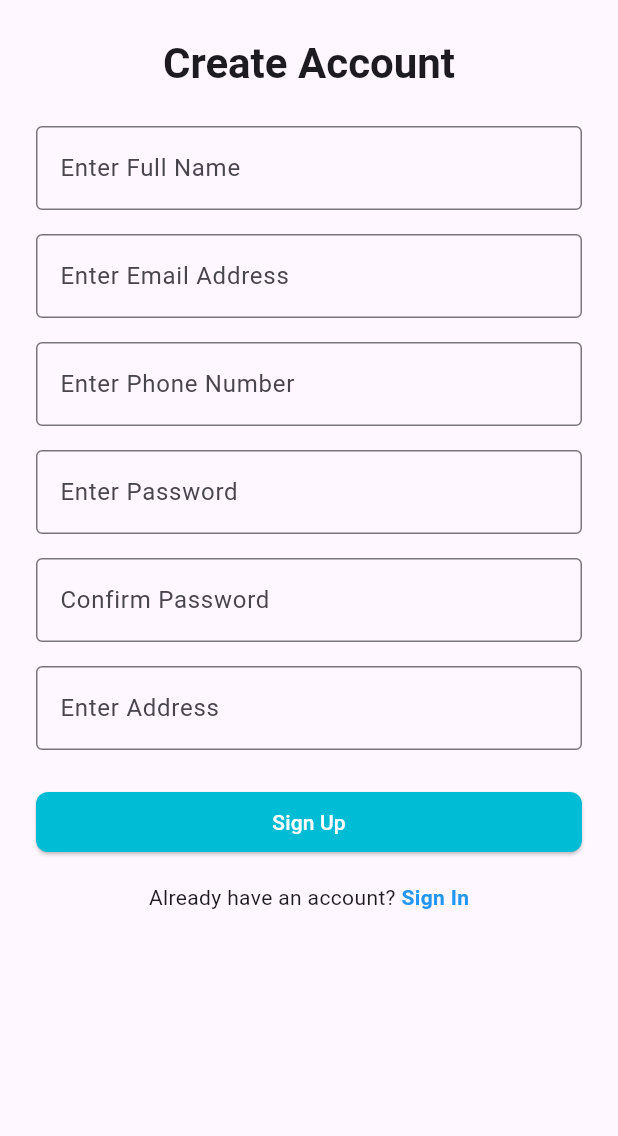
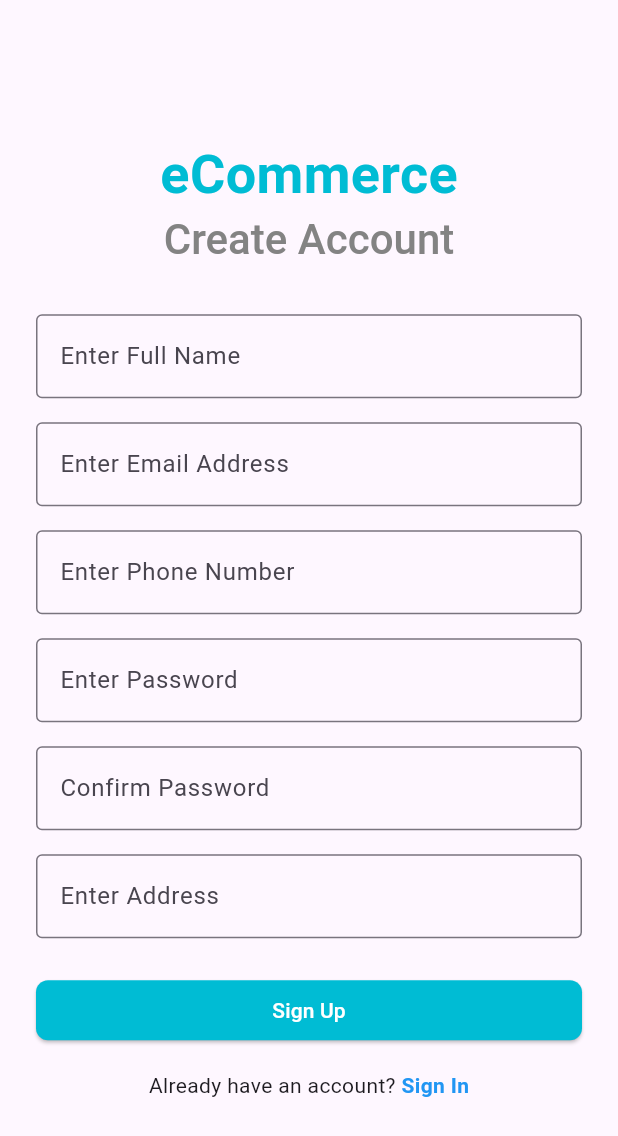
Before and after one commit to iArgho/ecommerce, a Flutter app: the screen it shows after launch, after a tap on "Create one", on a phone screen of 412 x 824 dp. Shown: the top 1136 px of the screen. Run offline on Flutter 3.47's test engine with Material 3 defaults, Android fonts, the phone set to English and light mode, and no system bars; our stand-ins replace carousel_slider, firebase_auth, firebase_core, get; accounts and stored records are empty.

Commit message:
minor changes

```diff
--- a/lib/data/controller/WishlistController.dart
+++ b/lib/data/controller/WishlistController.dart
@@ -2,10 +2,8 @@ import 'package:get/get.dart';
 import 'package:eCommerce/data/model/product_model.dart';
 
 class WishlistController extends GetxController {
-  // Observable list of wishlist items
   var wishlist = <Product>[].obs;
 
-  // Toggle product in wishlist
   void toggleWishlist(Product product) {
     if (wishlist.contains(product)) {
       wishlist.remove(product);
@@ -14,7 +12,6 @@ class WishlistController extends GetxController {
     }
   }
 
-  // Check if product is in wishlist
   bool isInWishlist(Product product) {
     return wishlist.contains(product);
   }
--- a/lib/presentation/screens/auth/signin_screen.dart
+++ b/lib/presentation/screens/auth/signin_screen.dart
@@ -1,3 +1,4 @@
+import 'package:eCommerce/application/theme/app_color.dart';
 import 'package:eCommerce/data/service/auth/auth_service.dart';
 import 'package:eCommerce/presentation/screens/auth/signup_screen.dart';
 import 'package:eCommerce/presentation/screens/bottomscreens/bottom_nav_screen.dart';
@@ -35,25 +36,42 @@ class _SignInScreenState extends State<SignInScreen> {
     return Scaffold(
       body: SafeArea(
         child: Center(
-          child: Padding(
+          child: SingleChildScrollView(
             padding: const EdgeInsets.all(24.0),
             child: Form(
               key: _formKey,
               child: Column(
+                mainAxisAlignment: MainAxisAlignment.center,
                 children: [
+                  const Text(
+                    'eCommerce',
+                    style: TextStyle(
+                      fontSize: 36,
+                      fontWeight: FontWeight.bold,
+                      color: AppColor.primaryColor,
+                    ),
+                  ),
                   Text(
                     'Welcome Back',
                     style: Theme.of(context).textTheme.headlineMedium?.copyWith(
-                      fontWeight: FontWeight.bold,
+                      fontWeight: FontWeight.w500,
+                      color: const Color.fromARGB(255, 131, 131, 131),
                     ),
                   ),
                   const SizedBox(height: 32),
+                  // Email Field
                   TextFormField(
                     controller: _emailController,
                     keyboardType: TextInputType.emailAddress,
-                    decoration: const InputDecoration(
+                    decoration: InputDecoration(
                       hintText: 'Enter Email Address',
-                      border: OutlineInputBorder(),
+                      border: const OutlineInputBorder(),
+                      focusedBorder: OutlineInputBorder(
+                        borderSide: BorderSide(
+                          color: AppColor.primaryColor,
+                          width: 2,
+                        ),
+                      ),
                     ),
                     validator: (text) {
                       if (text?.isEmpty ?? true) {
@@ -66,12 +84,19 @@ class _SignInScreenState extends State<SignInScreen> {
                     },
                   ),
                   const SizedBox(height: 16),
+                  // Password Field
                   TextFormField(
                     controller: _passwordController,
                     obscureText: true,
-                    decoration: const InputDecoration(
+                    decoration: InputDecoration(
                       hintText: 'Enter Password',
-                      border: OutlineInputBorder(),
+                      border: const OutlineInputBorder(),
+                      focusedBorder: OutlineInputBorder(
+                        borderSide: BorderSide(
+                          color: AppColor.primaryColor,
+                          width: 2,
+                        ),
+                      ),
                     ),
                     validator: (text) {
                       if (text == null || text.isEmpty) {
@@ -95,7 +120,7 @@ class _SignInScreenState extends State<SignInScreen> {
                       child: const Text('Login'),
                     ),
                   ),
-                  const Spacer(),
+                  const SizedBox(height: 16),
                   Row(
                     mainAxisAlignment: MainAxisAlignment.center,
                     children: [
@@ -114,6 +139,7 @@ class _SignInScreenState extends State<SignInScreen> {
                       ),
                     ],
                   ),
+                  const SizedBox(height: 100),
                 ],
               ),
             ),
--- a/lib/presentation/screens/auth/signup_screen.dart
+++ b/lib/presentation/screens/auth/signup_screen.dart
@@ -1,3 +1,4 @@
+import 'package:eCommerce/application/theme/app_color.dart';
 import 'package:eCommerce/data/service/auth/auth_service.dart';
 import 'package:eCommerce/presentation/screens/auth/signin_screen.dart';
 import 'package:flutter/material.dart';
@@ -33,29 +34,46 @@ class _SignUpScreenState extends State<SignUpScreen> {
     }
   }
 
+  InputDecoration getInputDecoration(String hint) {
+    return InputDecoration(
+      hintText: hint,
+      border: const OutlineInputBorder(),
+      focusedBorder: OutlineInputBorder(
+        borderSide: BorderSide(color: AppColor.primaryColor, width: 2),
+      ),
+    );
+  }
+
   @override
   Widget build(BuildContext context) {
     return Scaffold(
       body: SafeArea(
+        child: Center(
           child: SingleChildScrollView(
             padding: const EdgeInsets.all(24),
             child: Form(
               key: _formKey,
               child: Column(
                 children: [
+                  const Text(
+                    'eCommerce',
+                    style: TextStyle(
+                      fontSize: 36,
+                      fontWeight: FontWeight.bold,
+                      color: AppColor.primaryColor,
+                    ),
+                  ),
                   Text(
                     'Create Account',
                     style: Theme.of(context).textTheme.headlineMedium?.copyWith(
-                    fontWeight: FontWeight.bold,
+                      fontWeight: FontWeight.w500,
+                      color: const Color.fromARGB(255, 131, 131, 131),
                     ),
                   ),
-                const SizedBox(height: 24),
+                  const SizedBox(height: 32),
                   TextFormField(
                     controller: _nameController,
-                  decoration: const InputDecoration(
-                    hintText: 'Enter Full Name',
-                    border: OutlineInputBorder(),
-                  ),
+                    decoration: getInputDecoration('Enter Full Name'),
                     validator:
                         (text) =>
                             text == null || text.isEmpty
@@ -66,10 +84,7 @@ class _SignUpScreenState extends State<SignUpScreen> {
                   TextFormField(
                     controller: _emailController,
                     keyboardType: TextInputType.emailAddress,
-                  decoration: const InputDecoration(
-                    hintText: 'Enter Email Address',
-                    border: OutlineInputBorder(),
-                  ),
+                    decoration: getInputDecoration('Enter Email Address'),
                     validator: (text) {
                       if (text?.isEmpty ?? true) return 'Enter your email';
                       if (!GetUtils.isEmail(text!)) {
@@ -82,10 +97,7 @@ class _SignUpScreenState extends State<SignUpScreen> {
                   TextFormField(
                     controller: _phoneController,
                     keyboardType: TextInputType.phone,
-                  decoration: const InputDecoration(
-                    hintText: 'Enter Phone Number',
-                    border: OutlineInputBorder(),
-                  ),
+                    decoration: getInputDecoration('Enter Phone Number'),
                     validator: (text) {
                       if (text == null || text.isEmpty) {
                         return 'Enter your phone number';
@@ -100,10 +112,7 @@ class _SignUpScreenState extends State<SignUpScreen> {
                   TextFormField(
                     controller: _passwordController,
                     obscureText: true,
-                  decoration: const InputDecoration(
-                    hintText: 'Enter Password',
-                    border: OutlineInputBorder(),
-                  ),
+                    decoration: getInputDecoration('Enter Password'),
                     validator: (text) {
                       if (text == null || text.isEmpty) {
                         return 'Enter your password';
@@ -118,10 +127,7 @@ class _SignUpScreenState extends State<SignUpScreen> {
                   TextFormField(
                     controller: _confirmPasswordController,
                     obscureText: true,
-                  decoration: const InputDecoration(
-                    hintText: 'Confirm Password',
-                    border: OutlineInputBorder(),
-                  ),
+                    decoration: getInputDecoration('Confirm Password'),
                     validator: (text) {
                       if (text == null || text.isEmpty) {
                         return 'Confirm your password';
@@ -135,10 +141,7 @@ class _SignUpScreenState extends State<SignUpScreen> {
                   const SizedBox(height: 16),
                   TextFormField(
                     controller: _addressController,
-                  decoration: const InputDecoration(
-                    hintText: 'Enter Address',
-                    border: OutlineInputBorder(),
-                  ),
+                    decoration: getInputDecoration('Enter Address'),
                     validator:
                         (text) =>
                             text == null || text.isEmpty
@@ -179,6 +182,7 @@ class _SignUpScreenState extends State<SignUpScreen> {
             ),
           ),
         ),
+      ),
     );
   }
 }
--- a/lib/presentation/screens/bottomscreens/home_screen.dart
+++ b/lib/presentation/screens/bottomscreens/home_screen.dart
@@ -30,9 +30,9 @@ class HomeScreen extends StatelessWidget {
               final topRated =
                   products.where((p) => p.rating != null).toList()
                     ..sort((a, b) => b.rating.compareTo(a.rating!));
-              final topRated9 = topRated.take(9).toList();
+              final topRated9 = topRated.take(6).toList();
 
-              final newlyArrived9 = products.reversed.take(9).toList();
+              final newlyArrived9 = products.reversed.take(6).toList();
 
               return SingleChildScrollView(
                 padding: const EdgeInsets.all(8.0),
--- a/lib/presentation/screens/widgets/product_carousel.dart
+++ b/lib/presentation/screens/widgets/product_carousel.dart
@@ -25,7 +25,7 @@ class ProductCarousel extends StatelessWidget {
             );
           },
           child: Container(
-            padding: const EdgeInsets.all(8),
+            padding: const EdgeInsets.all(6),
             decoration: BoxDecoration(
               color: AppColor.primaryColor.withOpacity(0.25),
               borderRadius: BorderRadius.circular(12),
--- a/lib/presentation/splash_screen.dart
+++ b/lib/presentation/splash_screen.dart
@@ -12,10 +12,23 @@ class SplashScreen extends StatefulWidget {
   State<SplashScreen> createState() => _SplashScreenState();
 }
 
-class _SplashScreenState extends State<SplashScreen> {
+class _SplashScreenState extends State<SplashScreen>
+    with SingleTickerProviderStateMixin {
+  late AnimationController _controller;
+  late Animation<double> _fadeIn;
+
   @override
   void initState() {
     super.initState();
+
+    _controller = AnimationController(
+      duration: const Duration(seconds: 2),
+      vsync: this,
+    );
+
+    _fadeIn = CurvedAnimation(parent: _controller, curve: Curves.easeIn);
+    _controller.forward();
+
     Timer(const Duration(seconds: 3), () {
       final user = FirebaseAuth.instance.currentUser;
       if (user != null) {
@@ -33,30 +46,47 @@ class _SplashScreenState extends State<SplashScreen> {
   }
 
   @override
+  void dispose() {
+    _controller.dispose();
+    super.dispose();
+  }
+
+  @override
   Widget build(BuildContext context) {
     return Scaffold(
       backgroundColor: Colors.white,
       body: SafeArea(
+        child: Center(
+          child: FadeTransition(
+            opacity: _fadeIn,
+            child: Padding(
+              padding: const EdgeInsets.all(24.0),
               child: Column(
+                mainAxisAlignment: MainAxisAlignment.center,
                 children: [
-            const Spacer(flex: 3),
-            Icon(Icons.shopping_cart, color: AppColor.primaryColor, size: 80),
+                  Icon(
+                    Icons.shopping_cart,
+                    color: AppColor.primaryColor,
+                    size: 80,
+                  ),
                   const SizedBox(height: 16),
                   const Text(
                     'eCommerce',
-              style: TextStyle(fontSize: 36, fontWeight: FontWeight.bold),
-            ),
-            const Spacer(flex: 2),
-            Padding(
-              padding: const EdgeInsets.symmetric(horizontal: 24.0),
-              child: LinearProgressIndicator(
-                color: AppColor.primaryColor,
-                backgroundColor: const Color(0xFFE0F7F7),
-                minHeight: 4,
+                    style: TextStyle(
+                      fontSize: 36,
+                      fontWeight: FontWeight.bold,
+                      color: Colors.black,
                     ),
                   ),
-            const SizedBox(height: 20),
+                  const SizedBox(height: 40),
+                  CircularProgressIndicator(
+                    color: AppColor.primaryColor,
+                    strokeWidth: 4,
+                  ),
                 ],
+              ),
+            ),
+          ),
         ),
       ),
     );
```
Lines whose indentation alone changed are shown as unchanged.
